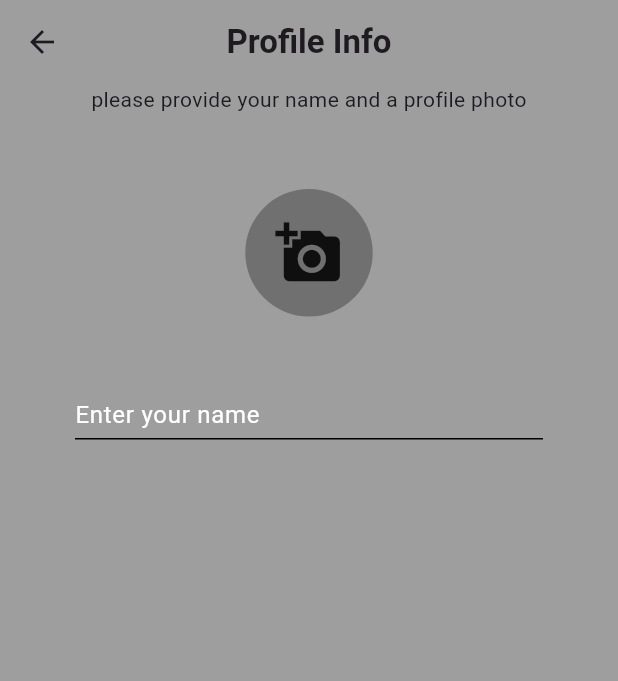
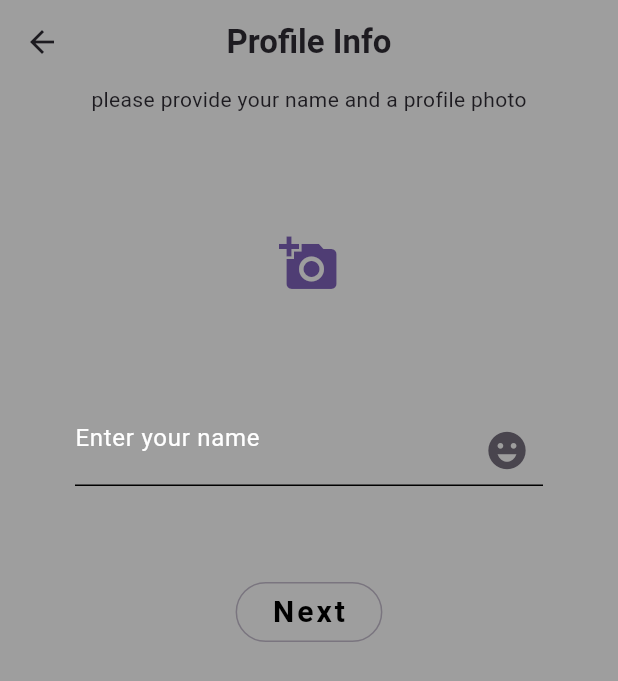
Before and after one commit to Danielogbebor/social, a Flutter app: the UserInfo screen opened by its route, after a tap on the "add a photo" icon, on a phone screen of 412 x 824 dp. Shown: the top 681 px of the screen. Run offline on Flutter 3.47's test engine with Material 2 defaults, Android fonts, the phone set to English and light mode, and no system bars; our stand-ins replace cloud_firestore, country_picker, firebase_auth, firebase_core, firebase_storage, image_picker and 2 more; accounts and stored records are empty.

Commit message:
image picker and profile photo

```diff
--- a/lib/individualwidgets.dart
+++ b/lib/individualwidgets.dart
@@ -1,5 +1,9 @@
 // ignore_for_file: public_member_api_docs, sort_constructors_first
+import 'dart:io';
+
+import 'package:cloud_firestore/cloud_firestore.dart';
 import 'package:flutter/material.dart';
+import 'package:image_picker/image_picker.dart';
 
 import 'package:social/pages/home.dart';
 import 'package:social/pages/register.dart';
@@ -309,6 +313,7 @@ showLoadingDialog({
     },
   );
 }
+// custom button
 
 class MyButton extends StatelessWidget {
   final Function()? onPressed;
@@ -335,60 +340,22 @@ class MyButton extends StatelessWidget {
   }
 }
 
-//custome icon
-
-// class MyIcon extends StatelessWidget {
-//   final Widget icon;
-//   final void Function()? onPressed;
-//   final Color? iconColor;
-
-//   const MyIcon({
-//     Key? key,
-//     this.onPressed,
-//     required this.icon,
-//     this.iconColor,
-//   }) : super(key: key);
-
-//   @override
-//   Widget build(BuildContext context) {
-//     return IconButton(
-//       onPressed: onPressed,
-//       icon: icon,
-//       color: iconColor,
-//     );
-//   }
-// }
+//  pickimage function
+Future<File?> pickImage(BuildContext context) async {
+  File? image;
+  try {
+    final pickImage =
+        await ImagePicker().pickImage(source: ImageSource.gallery);
+    if (pickImage != null) {
+      image = File(pickImage.path);
+    }
+  } catch (e) {
+    showAlertDialog(context: context, message: e.toString());
+  }
+  return image;
+}
 
 
-// // toggle btwn login and register page
-// class LoginRegister extends StatefulWidget {
-//   const LoginRegister({super.key});
-
-//   @override
-//   State<LoginRegister> createState() => _LoginRegisterState();
-// }
-
-// class _LoginRegisterState extends State<LoginRegister> {
-//   bool showLogin = true;
-//   void togglePages() {
-//     setState(() {
-//       showLogin = !showLogin;
-//     });
-//   }
-
-//   @override
-//   Widget build(BuildContext context) {
-//     if (showLogin) {
-//       return Login(
-//         onTap: togglePages,
-//       );
-//     } else {
-//       return Register(
-//         onTap: togglePages,
-//       );
-//     }
-//   }
-// }
 
 // // authentication if already logged in
 // class Authentication extends StatelessWidget {
--- /dev/null
+++ b/lib/pages/model.dart
@@ -0,0 +1,36 @@
+// ignore_for_file: public_member_api_docs, sort_constructors_first
+class UserModel {
+  final String name;
+  final String profilePhoto;
+  final String uid;
+  final String phoneNumber;
+  final String createdAt;
+  // add bio
+  UserModel({
+    required this.name,
+    required this.profilePhoto,
+    required this.uid,
+    required this.phoneNumber,
+    required this.createdAt,
+  });
+  // mapping from firebase
+  factory UserModel.fromMap(Map<String, dynamic> map) {
+    return UserModel(
+      name: map["name"] ?? " ",
+      createdAt: map["createdAt"] ?? " ",
+      profilePhoto: map["profilePhoto"] ?? " ",
+      phoneNumber: map["phoneNumber"] ?? " ",
+      uid: map["uid"] ?? " ",
+    );
+  }
+  //  mapping to firebase
+  Map<String, dynamic> toMap() {
+    return {
+      "name": name,
+      "uid": uid,
+      "profilePhoto": profilePhoto,
+      "phoneNumber": phoneNumber,
+      "createdAt": createdAt,
+    };
+  }
+}
--- a/lib/pages/userinfo.dart
+++ b/lib/pages/userinfo.dart
@@ -1,11 +1,51 @@
+import 'dart:io';
+
 import 'package:flutter/material.dart';
+import 'package:provider/provider.dart';
+import 'package:social/auth.dart';
 import 'package:social/individualwidgets.dart';
+import 'package:social/pages/model.dart';
 
-class UserInfo extends StatelessWidget {
+class UserInfo extends StatefulWidget {
   const UserInfo({super.key});
 
   @override
+  State<UserInfo> createState() => _UserInfoState();
+}
+
+class _UserInfoState extends State<UserInfo> {
+  File? image;
+  final nameController = TextEditingController();
+  @override
+  void dispose() {
+    // TODO: implement dispose
+    super.dispose();
+    nameController.dispose();
+  }
+
+  @override
   Widget build(BuildContext context) {
+    void uploadData() {
+      final ap = Provider.of<AuthProvider>(context, listen: false);
+      UserModel userModel = UserModel(
+        name: nameController.text.trim(),
+        profilePhoto: " ",
+        uid: " ",
+        phoneNumber: " ",
+        createdAt: " ",
+      );
+      if (image != null) {
+        ap.saveUserData(
+          context: context,
+          onSuccess: () {},
+          userModel: userModel,
+          profilePhoto: image!,
+        );
+      } else {
+        showAlertDialog(context: context, message: "Add profile Photo");
+      }
+    }
+
     return Scaffold(
       backgroundColor: Colors.grey,
       appBar: AppBar(
@@ -27,27 +67,33 @@ class UserInfo extends StatelessWidget {
         const SizedBox(
           height: 50,
         ),
-        Container(
-          decoration: const BoxDecoration(
-              shape: BoxShape.circle,
-              color: Color.fromARGB(255, 112, 112, 112)),
-          child: GestureDetector(
-            onTap: () {
-              print("add image");
-            },
-            child: const Padding(
-              padding: EdgeInsets.all(20.0),
-              child: Icon(
-                Icons.add_a_photo,
-                size: 45,
-              ),
-            ),
-          ),
+        Column(
+          children: [
+            InkWell(
+              child: image == null
+                  ? CircleAvatar(
+                      backgroundColor: Colors.transparent,
+                      child: Icon(
+                        Icons.add_a_photo,
+                        size: 40,
+                      ),
+                      radius: 50,
+                    )
+                  : CircleAvatar(
+                      backgroundImage: FileImage(image!),
+                      radius: 50,
+                    ),
+              onTap: () async {
+                image = await pickImage(context);
+                setState(() {});
+              },
+            )
+          ],
         ),
         const SizedBox(
           height: 50,
         ),
-        const Row(
+        Row(
           children: [
             Expanded(
               child: Padding(
@@ -55,13 +101,26 @@ class UserInfo extends StatelessWidget {
                 child: MyTextfield(
                   textAlign: TextAlign.left,
                   hintText: "Enter your name ",
-                  controller: null,
+                  controller: nameController,
+                  keyboardType: TextInputType.name,
+                  suffixIcon: Icon(
+                    Icons.emoji_emotions,
+                    size: 30,
+                  ),
 
                   // nameController,
                 ),
               ),
             )
           ],
+        ),
+        SizedBox(height: 60),
+        MyButton(
+          text: "Next",
+          onPressed: () {
+            uploadData();
+            print("next");
+          },
         )
       ])),
     );
--- a/pubspec.yaml
+++ b/pubspec.yaml
@@ -39,6 +39,8 @@ dependencies:
   provider: ^6.0.5
   shared_preferences: ^2.1.2
   pinput: ^2.2.31
+  image_picker: ^0.8.9
+  firebase_storage: ^11.2.3
 
 
 flutter_native_splash:
```
Also changed, not shown: lib/auth.dart (+28 -1 lines), pubspec.lock, 7 other files.
